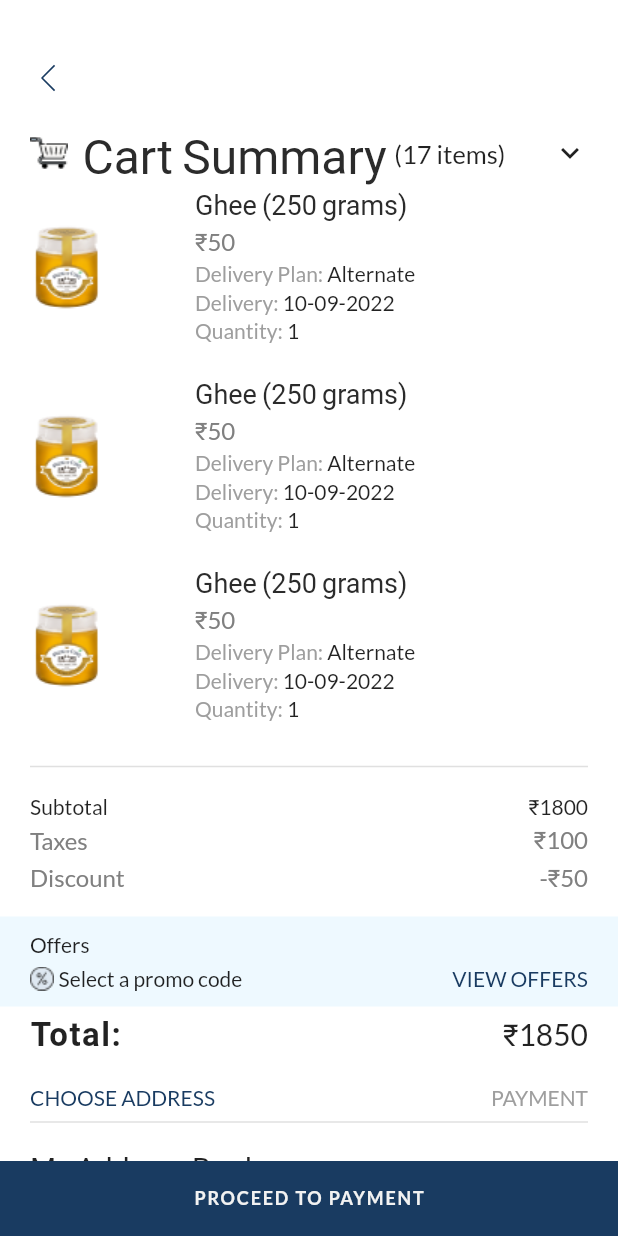
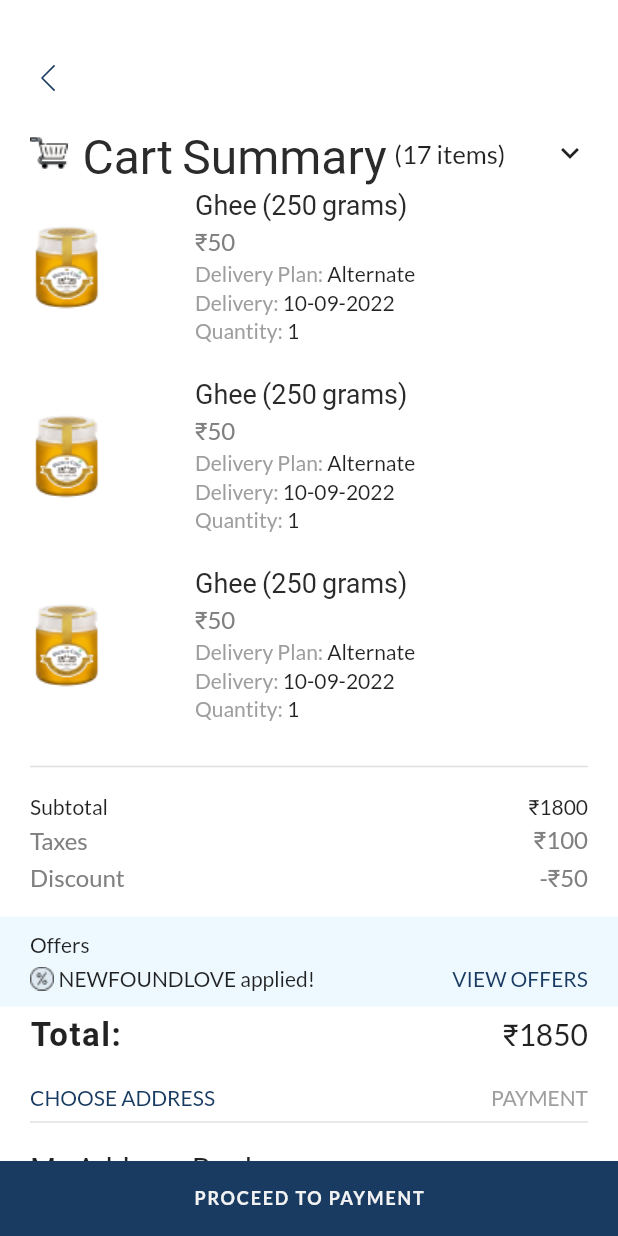
Before and after one commit to nirdeshk1998/pride-of-cows, a Flutter app: the CartOffers screen opened directly, after a tap on "APPLY OFFERS", on a phone screen of 412 x 824 dp. Run offline on Flutter 3.47's test engine with Material 2 defaults, Android fonts, the phone set to English and light mode, and no system bars; our stand-ins replace card_swiper, carousel_slider, country_code_picker, dots_indicator, flutter_calendar_carousel, flutter_riverpod and 6 more; missing offline and left inert: dart:ffi, widget_size.

Commit message:
'cart_screen'

```diff
--- a/lib/screens/cart/cart_summary.dart
+++ b/lib/screens/cart/cart_summary.dart
@@ -5,6 +5,7 @@ import 'package:google_fonts/google_fonts.dart';
 import 'package:poc/constants/assets.dart';
 import 'package:poc/screens/cart/cart_screen.dart';
 import 'package:poc/screens/cart/offers.dart';
+import 'package:poc/screens/cart/providers/cart_provider.dart';
 import 'package:poc/screens/cart/rating_page.dart';
 import 'package:poc/styles/colors.dart';
 import 'package:poc/styles/text_styles.dart';
@@ -17,6 +18,8 @@ class CartSummary extends ConsumerWidget {
   @override
   Widget build(BuildContext context, WidgetRef ref) {
     bool addressSelect = true;
+    final rProvider=ref.read(cartProvider);
+    final wProvider=ref.watch(cartProvider);
     return Scaffold(
       body: Column(
         children: [
@@ -209,12 +212,12 @@ class CartSummary extends ConsumerWidget {
                           mainAxisAlignment: MainAxisAlignment.spaceBetween,
                           children: [
                             Row(
-                              children: const [
+                              children:  [
                                 Image(image: AssetImage("assets/icons/discount.png")),
                                 SizedBox(
                                   width: 3,
                                 ),
-                                Text("Select a promo code"),
+                               rProvider.appliedOffer!=""? Text("${rProvider.appliedOffer} applied!"):Text("Select a promo code"),
                               ],
                             ),
                             Row(
--- a/lib/screens/cart/offers.dart
+++ b/lib/screens/cart/offers.dart
@@ -4,6 +4,7 @@ import 'package:flutter_riverpod/flutter_riverpod.dart';
 import 'package:google_fonts/google_fonts.dart';
 import 'package:poc/screens/cart/cart_screen.dart';
 import 'package:poc/screens/cart/cart_summary.dart';
+import 'package:poc/screens/cart/providers/cart_provider.dart';
 import 'package:poc/styles/colors.dart';
 import 'package:poc/styles/text_styles.dart';
 import 'package:poc/widgets/buttons.dart';
@@ -13,6 +14,8 @@ class CartOffers extends ConsumerWidget {
 
   @override
   Widget build(BuildContext context, WidgetRef ref) {
+   final rProvider=ref.read(cartProvider);
+   final wProvider=ref.watch(cartProvider);
     bool addressSelect = true;
     return Scaffold(
       body: SingleChildScrollView(
@@ -115,9 +118,9 @@ class CartOffers extends ConsumerWidget {
                                               fontFamily: GoogleFonts.suranna().fontFamily,
                                               letterSpacing: 1)),
                                       InkWell(
-                                        onTap: () {
-                                          Navigator.push(context, MaterialPageRoute(builder: (context) => const CartSummary()));
-                                        },
+                                        onTap: (){
+                                          rProvider.onApplyOffer("NEWFOUNDLOVE",context);
+                              },
                                         child: const Text(
                                           "APPLY OFFERS",
                                           style: TextStyle(color: Color(0xff193B61), fontSize: 17),
--- a/lib/screens/cart/providers/cart_provider.dart
+++ b/lib/screens/cart/providers/cart_provider.dart
@@ -1,5 +1,9 @@
+
+import 'package:flutter/cupertino.dart';
 import 'package:flutter/material.dart';
 import 'package:flutter_riverpod/flutter_riverpod.dart';
+import 'package:poc/screens/cart/cart_summary.dart';
+import 'package:poc/utils/utils.dart';
 
 final cartProvider = ChangeNotifierProvider.autoDispose<CartChangeProvider>(
   (ref) => CartChangeProvider(),
@@ -8,6 +12,7 @@ final cartProvider = ChangeNotifierProvider.autoDispose<CartChangeProvider>(
 class CartChangeProvider extends ChangeNotifier {
   int _itemCount = 0;
   String get itemCount => _itemCount.toString();
+  String appliedOffer="";
 
   void onItemPlus() {
     ++_itemCount;
@@ -24,4 +29,10 @@ class CartChangeProvider extends ChangeNotifier {
   void itemAmountCounter() {
     //
   }
+  void onApplyOffer(String value,context){
+    appliedOffer=value;
+    Utils.push(context,  CartSummary());
+    notifyListeners();
+
+  }
 }
--- a/lib/screens/menu/menu_screen.dart
+++ b/lib/screens/menu/menu_screen.dart
@@ -7,7 +7,7 @@ import 'package:poc/screens/contact_us/contact_us.dart';
 import 'package:poc/screens/faq_&_links/faq_&_links.dart';
 import 'package:poc/screens/gift_card/gift_card_screen.dart';
 import 'package:poc/screens/loyalty_program/loyalty_program_screen.dart';
-import 'package:poc/screens/menu/address/my_address_book.dart';
+import 'package:poc/screens/address/my_address_book.dart';
 import 'package:poc/screens/profile/my_profile.dart';
 import 'package:poc/screens/menu/rewards/rewards.dart';
 import 'package:poc/screens/my_wallet/my_wallet_screen.dart';
--- a/lib/screens/notification/notification.dart
+++ b/lib/screens/notification/notification.dart
@@ -7,7 +7,7 @@ import 'package:poc/screens/contact_us/contact_us.dart';
 import 'package:poc/screens/faq_&_links/faq_&_links.dart';
 import 'package:poc/screens/gift_card/gift_card_screen.dart';
 import 'package:poc/screens/loyalty_program/loyalty_program_screen.dart';
-import 'package:poc/screens/menu/address/my_address_book.dart';
+import 'package:poc/screens/address/my_address_book.dart';
 import 'package:poc/screens/profile/my_profile.dart';
 import 'package:poc/screens/menu/rewards/rewards.dart';
 import 'package:poc/screens/my_wallet/my_wallet_screen.dart';
--- a/lib/screens/notification/notification_settings.dart
+++ b/lib/screens/notification/notification_settings.dart
@@ -7,7 +7,7 @@ import 'package:poc/screens/contact_us/contact_us.dart';
 import 'package:poc/screens/faq_&_links/faq_&_links.dart';
 import 'package:poc/screens/gift_card/gift_card_screen.dart';
 import 'package:poc/screens/loyalty_program/loyalty_program_screen.dart';
-import 'package:poc/screens/menu/address/my_address_book.dart';
+import 'package:poc/screens/address/my_address_book.dart';
 import 'package:poc/screens/profile/my_profile.dart';
 import 'package:poc/screens/menu/rewards/rewards.dart';
 import 'package:poc/screens/my_wallet/my_wallet_screen.dart';
```
Also changed, not shown: lib/screens/address/address_information.dart (renamed from lib/screens/menu/address/address_information.dart, +27 -7 lines), lib/screens/address/my_address_book.dart (renamed from lib/screens/menu/address/my_address_book.dart, +5 -2 lines), lib/screens/address/provider/address_information_provider.dart (added, +43 -0 lines), lib/screens/refer_&_earn/refer_&_earn.dart (+1 -18 lines), lib/screens/address/edit_address.dart (renamed from lib/screens/menu/address/edit_address.dart).
